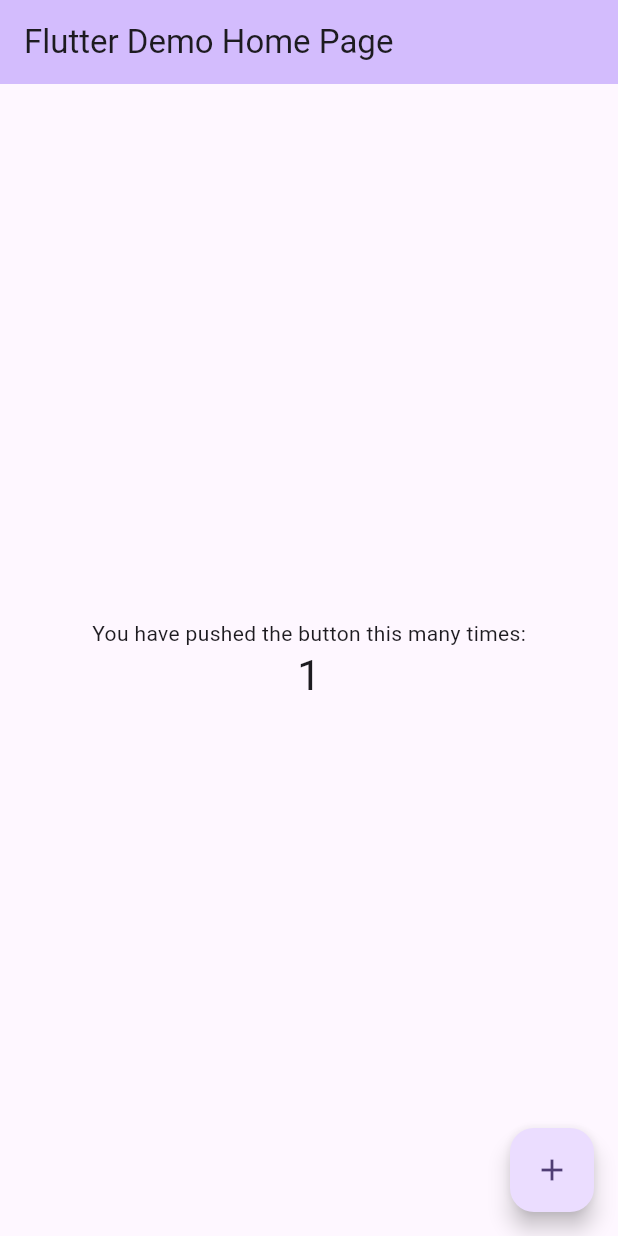
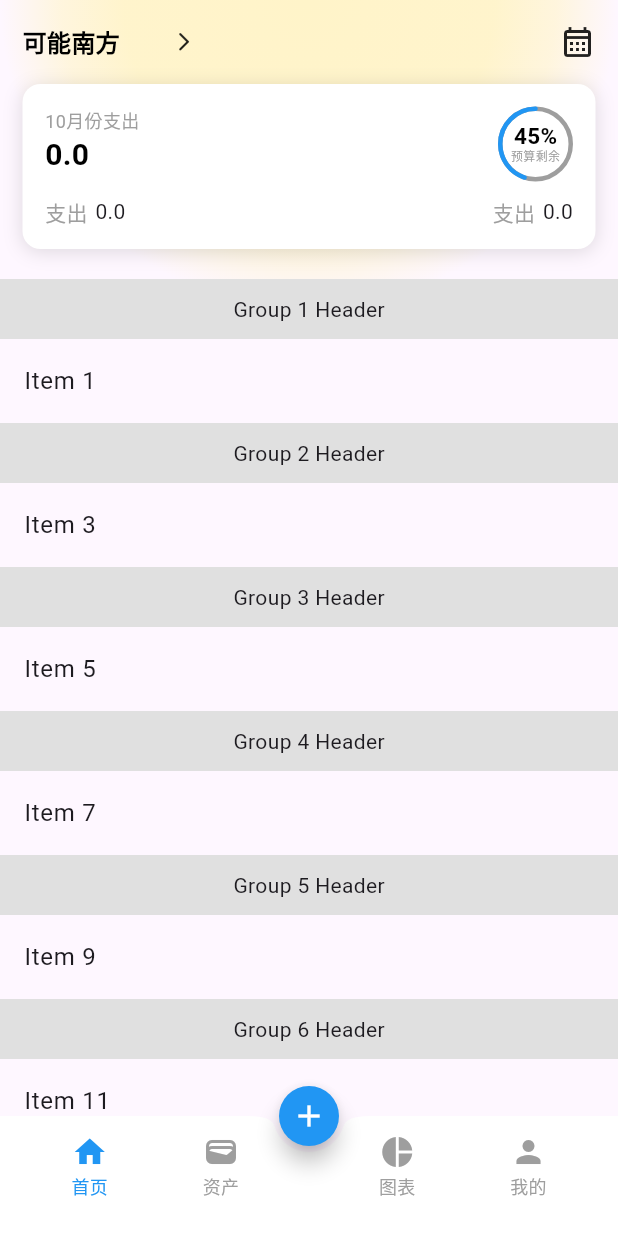
Before and after one commit to huangfengya/flutter_app, a Flutter app: the screen it shows after launch, after a tap on the "add" icon, on a phone screen of 412 x 824 dp. Run offline on Flutter 3.47's test engine with Material 3 defaults, Android fonts, the light colour scheme and no system bars.

Commit message:
add home

```diff
--- /dev/null
+++ b/lib/components/bottomTab/index.dart
@@ -0,0 +1,83 @@
+import 'package:flutter/material.dart';
+import 'package:flutter_app/pages/home/index.dart';
+import 'package:flutter_app/pages/my/index.dart';
+import 'package:flutter_app/pages/property/index.dart';
+import 'package:flutter_app/pages/report/index.dart';
+
+class BottomTab extends StatefulWidget {
+  const BottomTab({super.key});
+
+  @override
+  State<BottomTab> createState() => _BottomTab();
+}
+
+class _BottomTab extends State<BottomTab> {
+  int _selectedIndex = 0;
+
+  final pages = const <Widget>[Home(), Property(), Report(), My()];
+
+  @override
+  Widget build(BuildContext context) {
+    return Scaffold(
+      floatingActionButton: FloatingActionButton(
+        onPressed: () {},
+        mini: true,
+        shape: const CircleBorder(),
+        splashColor: Colors.transparent,
+        backgroundColor: Colors.blue,
+        foregroundColor: Colors.white,
+        child: const Icon(Icons.add),
+      ),
+      floatingActionButtonLocation: FloatingActionButtonLocation.centerDocked,
+      bottomNavigationBar: BottomAppBar(
+        shape: const CircularNotchedRectangle(), // 凹槽设置
+        notchMargin: 0.0,
+        color: Colors.white,
+        child: Row(
+          mainAxisAlignment: MainAxisAlignment.spaceAround,
+          children: [
+            _tabItem(0, "首页", Icons.home),
+            _tabItem(1, "资产", Icons.wallet),
+            const SizedBox(width: 30),
+            _tabItem(2, "图表", Icons.pie_chart),
+            _tabItem(3, "我的", Icons.person),
+          ],
+        ),
+      ),
+      body: pages[_selectedIndex],
+    );
+  }
+
+  _tabItem(int index, String label, IconData icon) {
+    final bool selected = index == _selectedIndex;
+    Widget item = Column(children: [
+      Icon(icon, color: selected ? Colors.blue : Colors.grey),
+      const SizedBox(
+        height: 2,
+      ),
+      Text(
+        label,
+        style: TextStyle(
+          fontSize: 12,
+          color: selected ? Colors.blue : Colors.grey,
+        ),
+      )
+    ]);
+
+    return Expanded(
+      flex: 1,
+      child: InkWell(
+        highlightColor: Colors.transparent,
+        splashColor: Colors.transparent,
+        onTap: () {
+          if (!selected) {
+            setState(() {
+              _selectedIndex = index;
+            });
+          }
+        },
+        child: item,
+      ),
+    );
+  }
+}
--- /dev/null
+++ b/lib/components/circularProgress/index.dart
@@ -0,0 +1,50 @@
+import 'package:flutter/material.dart';
+import 'dart:math' as math;
+
+class CircularProgressPainter extends CustomPainter {
+  final double progress;
+  final Color backgroundColor;
+  final Color progressColor;
+  final double strokeWidth;
+
+  CircularProgressPainter({
+    required this.progress,
+    this.backgroundColor = Colors.grey,
+    this.progressColor = Colors.blue,
+    this.strokeWidth = 10.0,
+  });
+
+  @override
+  void paint(Canvas canvas, Size size) {
+    final paintBackground = Paint()
+      ..color = backgroundColor
+      ..style = PaintingStyle.stroke
+      ..strokeWidth = strokeWidth;
+
+    final paintProgress = Paint()
+      ..color = progressColor
+      ..style = PaintingStyle.stroke
+      ..strokeWidth = strokeWidth
+      ..strokeCap = StrokeCap.round;
+
+    final radius = size.width / 2 - strokeWidth / 2;
+    final center = Offset(size.width / 2, size.width / 2);
+
+    canvas.drawCircle(center, radius, paintBackground);
+
+    final sweepAngle = progress * 2 * math.pi;
+
+    canvas.drawArc(
+      Rect.fromCircle(center: center, radius: radius),
+      -math.pi / 2,
+      sweepAngle,
+      false,
+      paintProgress,
+    );
+  }
+
+  @override
+  bool shouldRepaint(covariant CustomPainter oldDelegate) {
+    return false;
+  }
+}
--- a/lib/main.dart
+++ b/lib/main.dart
@@ -1,125 +1,25 @@
 import 'package:flutter/material.dart';
+import 'package:flutter/rendering.dart';
+import 'package:flutter/services.dart';
+import 'package:flutter_app/components/bottomTab/index.dart';
 
-void main() {
-  runApp(const MyApp());
-}
+void main() => runApp(const FlutterApp());
 
-class MyApp extends StatelessWidget {
-  const MyApp({super.key});
+class FlutterApp extends StatelessWidget {
+  const FlutterApp({super.key});
 
-  // This widget is the root of your application.
   @override
   Widget build(BuildContext context) {
-    return MaterialApp(
-      title: 'Flutter Demo',
-      theme: ThemeData(
-        // This is the theme of your application.
-        //
-        // TRY THIS: Try running your application with "flutter run". You'll see
-        // the application has a purple toolbar. Then, without quitting the app,
-        // try changing the seedColor in the colorScheme below to Colors.green
-        // and then invoke "hot reload" (save your changes or press the "hot
-        // reload" button in a Flutter-supported IDE, or press "r" if you used
-        // the command line to start the app).
-        //
-        // Notice that the counter didn't reset back to zero; the application
-        // state is not lost during the reload. To reset the state, use hot
-        // restart instead.
-        //
-        // This works for code too, not just values: Most code changes can be
-        // tested with just a hot reload.
-        colorScheme: ColorScheme.fromSeed(seedColor: Colors.deepPurple),
-        useMaterial3: true,
+    // debugPaintSizeEnabled = true;
+    return const MaterialApp(
+      home: AnnotatedRegion<SystemUiOverlayStyle>(
+        value: SystemUiOverlayStyle(
+          statusBarColor: Colors.transparent,
+          statusBarIconBrightness: Brightness.dark,
+          systemNavigationBarColor: Colors.white,
+        ),
+        child: BottomTab(),
       ),
-      home: const MyHomePage(title: 'Flutter Demo Home Page'),
     );
   }
 }
-
-class MyHomePage extends StatefulWidget {
-  const MyHomePage({super.key, required this.title});
-
-  // This widget is the home page of your application. It is stateful, meaning
-  // that it has a State object (defined below) that contains fields that affect
-  // how it looks.
-
-  // This class is the configuration for the state. It holds the values (in this
-  // case the title) provided by the parent (in this case the App widget) and
-  // used by the build method of the State. Fields in a Widget subclass are
-  // always marked "final".
-
-  final String title;
-
-  @override
-  State<MyHomePage> createState() => _MyHomePageState();
-}
-
-class _MyHomePageState extends State<MyHomePage> {
-  int _counter = 0;
-
-  void _incrementCounter() {
-    setState(() {
-      // This call to setState tells the Flutter framework that something has
-      // changed in this State, which causes it to rerun the build method below
-      // so that the display can reflect the updated values. If we changed
-      // _counter without calling setState(), then the build method would not be
-      // called again, and so nothing would appear to happen.
-      _counter++;
-    });
-  }
-
-  @override
-  Widget build(BuildContext context) {
-    // This method is rerun every time setState is called, for instance as done
-    // by the _incrementCounter method above.
-    //
-    // The Flutter framework has been optimized to make rerunning build methods
-    // fast, so that you can just rebuild anything that needs updating rather
-    // than having to individually change instances of widgets.
-    return Scaffold(
-      appBar: AppBar(
-        // TRY THIS: Try changing the color here to a specific color (to
-        // Colors.amber, perhaps?) and trigger a hot reload to see the AppBar
-        // change color while the other colors stay the same.
-        backgroundColor: Theme.of(context).colorScheme.inversePrimary,
-        // Here we take the value from the MyHomePage object that was created by
-        // the App.build method, and use it to set our appbar title.
-        title: Text(widget.title),
-      ),
-      body: Center(
-        // Center is a layout widget. It takes a single child and positions it
-        // in the middle of the parent.
-        child: Column(
-          // Column is also a layout widget. It takes a list of children and
-          // arranges them vertically. By default, it sizes itself to fit its
-          // children horizontally, and tries to be as tall as its parent.
-          //
-          // Column has various properties to control how it sizes itself and
-          // how it positions its children. Here we use mainAxisAlignment to
-          // center the children vertically; the main axis here is the vertical
-          // axis because Columns are vertical (the cross axis would be
-          // horizontal).
-          //
-          // TRY THIS: Invoke "debug painting" (choose the "Toggle Debug Paint"
-          // action in the IDE, or press "p" in the console), to see the
-          // wireframe for each widget.
-          mainAxisAlignment: MainAxisAlignment.center,
-          children: <Widget>[
-            const Text(
-              'You have pushed the button this many times:',
-            ),
-            Text(
-              '$_counter',
-              style: Theme.of(context).textTheme.headlineMedium,
-            ),
-          ],
-        ),
-      ),
-      floatingActionButton: FloatingActionButton(
-        onPressed: _incrementCounter,
-        tooltip: 'Increment',
-        child: const Icon(Icons.add),
-      ), // This trailing comma makes auto-formatting nicer for build methods.
-    );
-  }
-}
--- /dev/null
+++ b/lib/pages/home/components/header/index.dart
@@ -0,0 +1,47 @@
+import 'package:flutter/material.dart';
+
+class HomeHeader extends StatelessWidget implements PreferredSizeWidget {
+  @override
+  Size get preferredSize => const Size.fromHeight(kToolbarHeight);
+
+  @override
+  Widget build(BuildContext context) {
+    return Container(
+      padding: const EdgeInsets.only(left: 15, right: 15),
+      height: preferredSize.height,
+      child: const Row(
+        mainAxisAlignment: MainAxisAlignment.spaceBetween,
+        crossAxisAlignment: CrossAxisAlignment.center,
+        children: [
+          Row(
+            children: [
+              SizedBox(
+                width: 100,
+                child: Text(
+                  "可能南方",
+                  style: TextStyle(
+                    color: Colors.black,
+                    fontSize: 16,
+                    fontWeight: FontWeight.w600,
+                  ),
+                  softWrap: false,
+                  maxLines: 1,
+                  overflow: TextOverflow.ellipsis,
+                ),
+              ),
+              Icon(
+                Icons.arrow_forward_ios_rounded,
+                size: 15,
+              )
+            ],
+          ),
+          Row(
+            children: [
+              Icon(Icons.calendar_month_outlined),
+            ],
+          )
+        ],
+      ),
+    );
+  }
+}
--- /dev/null
+++ b/lib/pages/home/index.dart
@@ -0,0 +1,207 @@
+import 'package:flutter/material.dart';
+import 'package:flutter_app/components/circularProgress/index.dart';
+import 'package:flutter_app/pages/home/components/header/index.dart';
+
+var data = [
+  {
+    "title": "2021.12.1",
+    "data": [
+      {"a": 12, "b": 13}
+    ]
+  },
+  {
+    "type": "date",
+    "title": "2021.12.1",
+    "data": [
+      {"a": 12, "b": 13}
+    ]
+  }
+];
+
+class Home extends StatefulWidget {
+  const Home({super.key});
+
+  @override
+  State<StatefulWidget> createState() => _Home();
+}
+
+class _Home extends State<Home> {
+  final ScrollController scrollController = ScrollController();
+
+  @override
+  void initState() {
+    super.initState();
+
+    scrollController.addListener(() {
+      // scroll
+    });
+  }
+
+  @override
+  void dispose() {
+    scrollController.dispose();
+    super.dispose();
+  }
+
+  @override
+  Widget build(BuildContext context) {
+    return Container(
+      height: double.maxFinite,
+      decoration: const BoxDecoration(
+        gradient: RadialGradient(
+          center: Alignment.topCenter,
+          radius: 0.5,
+          stops: [0, 0.6, 0.8, 1],
+          colors: [
+            Color(0xFFFFF4C9),
+            Color(0xF0FFF4C9),
+            Color(0xA0FFF4C9),
+            Color(0x00FFF4C9),
+          ],
+        ),
+      ),
+      child: SafeArea(
+        child: Column(
+          children: [
+            HomeHeader(),
+            const MonthTotal(),
+            const SizedBox(height: 20),
+            Expanded(
+              child: CustomScrollView(
+                controller: scrollController,
+                slivers: <Widget>[
+                  SliverList(
+                    delegate: SliverChildBuilderDelegate(
+                      (BuildContext context, int index) {
+                        if (index.isEven) {
+                          return Container(
+                            color: Colors.grey[300],
+                            height: 40,
+                            alignment: Alignment.center,
+                            child: Text('Group ${index ~/ 2 + 1} Header'),
+                          );
+                        } else {
+                          return ListTile(
+                            title: Text('Item $index'),
+                          );
+                        }
+                      },
+                      childCount: 20,
+                    ),
+                  ),
+                ],
+              ),
+            ),
+          ],
+        ),
+      ),
+    );
+  }
+}
+
+class MonthTotal extends StatelessWidget {
+  const MonthTotal({super.key});
+
+  @override
+  Widget build(BuildContext context) {
+    return Container(
+      margin: const EdgeInsets.only(left: 15, right: 15),
+      padding: const EdgeInsets.all(15),
+      decoration: const BoxDecoration(
+          color: Colors.white,
+          borderRadius: BorderRadius.all(Radius.circular(12)),
+          boxShadow: [
+            BoxShadow(
+              color: Color(0x28333333),
+              offset: Offset(0, 2),
+              blurRadius: 10,
+              spreadRadius: 0,
+            )
+          ]),
+      child: Column(
+        children: [
+          Row(
+            mainAxisAlignment: MainAxisAlignment.spaceBetween,
+            crossAxisAlignment: CrossAxisAlignment.start,
+            children: [
+              const Column(
+                crossAxisAlignment: CrossAxisAlignment.start,
+                children: [
+                  Text(
+                    "10月份支出",
+                    style: TextStyle(fontSize: 12, color: Colors.grey),
+                  ),
+                  Text(
+                    '0.0',
+                    style: TextStyle(
+                      fontSize: 20,
+                      color: Colors.black,
+                      fontWeight: FontWeight.bold,
+                    ),
+                  ),
+                ],
+              ),
+              Stack(
+                alignment: AlignmentDirectional.center,
+                children: [
+                  CustomPaint(
+                    painter: CircularProgressPainter(
+                      progress: -0.45,
+                      strokeWidth: 3,
+                    ),
+                    size: const Size(50, 50),
+                  ),
+                  const Column(
+                    children: [
+                      Text(
+                        "45%",
+                        style: TextStyle(
+                          color: Colors.black,
+                          fontWeight: FontWeight.bold,
+                          fontSize: 15,
+                          height: 1,
+                        ),
+                      ),
+                      Text(
+                        "预算剩余",
+                        style: TextStyle(color: Colors.grey, fontSize: 8),
+                      ),
+                    ],
+                  )
+                ],
+              )
+            ],
+          ),
+          const SizedBox(height: 10),
+          const Row(
+            mainAxisAlignment: MainAxisAlignment.spaceBetween,
+            children: [
+              Row(children: [
+                Text(
+                  "支出",
+                  style: TextStyle(
+                    color: Colors.grey,
+                    fontSize: 14,
+                  ),
+                ),
+                SizedBox(width: 5),
+                Text('0.0'),
+              ]),
+              Row(children: [
+                Text(
+                  "支出",
+                  style: TextStyle(
+                    color: Colors.grey,
+                    fontSize: 14,
+                  ),
+                ),
+                SizedBox(width: 5),
+                Text('0.0'),
+              ])
+            ],
+          ),
+        ],
+      ),
+    );
+  }
+}
--- /dev/null
+++ b/lib/pages/my/index.dart
@@ -0,0 +1,10 @@
+import 'package:flutter/material.dart';
+
+class My extends StatelessWidget {
+  const My({super.key});
+
+  @override
+  Widget build(BuildContext context) {
+    return const Text("My");
+  }
+}
--- /dev/null
+++ b/lib/pages/property/index.dart
@@ -0,0 +1,10 @@
+import 'package:flutter/material.dart';
+
+class Property extends StatelessWidget {
+  const Property({super.key});
+
+  @override
+  Widget build(BuildContext context) {
+    return const Text("Property");
+  }
+}
--- /dev/null
+++ b/lib/pages/report/index.dart
@@ -0,0 +1,10 @@
+import 'package:flutter/material.dart';
+
+class Report extends StatelessWidget {
+  const Report({super.key});
+
+  @override
+  Widget build(BuildContext context) {
+    return const Text("Report");
+  }
+}
```
